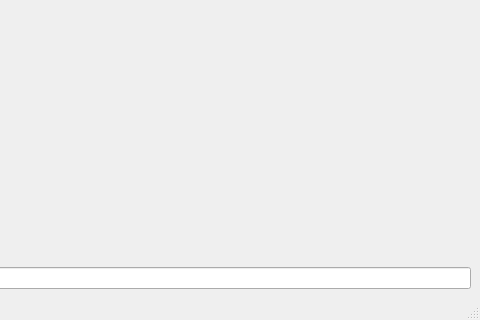
Before: the Qt Designer form ui/untitled.ui in Shadowik2306/BigApi, drawn with Qt 5; both pictures show x 122 to 602 and y 167 to 487 of the 602 by 487 pixel window.
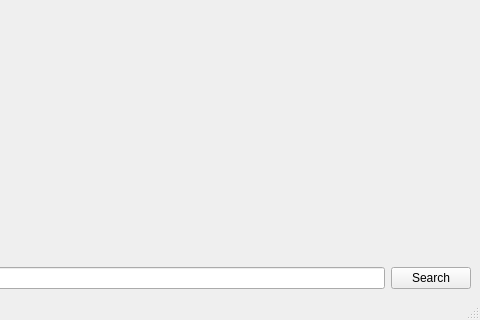
After: the same form once the commit is applied.

Diff of the .ui file:
```diff
--- a/ui/untitled.ui
+++ b/ui/untitled.ui
@@ -15,7 +15,7 @@
   </property>
   <widget class="QWidget" name="centralwidget">
    <layout class="QGridLayout" name="gridLayout_2">
-    <item row="0" column="0">
+    <item row="0" column="1">
      <layout class="QGridLayout" name="gridLayout">
       <item row="0" column="0">
        <widget class="QLabel" name="img">
@@ -34,6 +34,20 @@
         </property>
        </widget>
       </item>
+      <item row="1" column="1">
+       <widget class="QPushButton" name="search">
+        <property name="text">
+         <string>Search</string>
+        </property>
+       </widget>
+      </item>
+      <item row="0" column="0" colspan="2">
+       <widget class="QLabel" name="img">
+        <property name="text">
+         <string/>
+        </property>
+       </widget>
+      </item>
      </layout>
     </item>
    </layout>
```
Left out of the diff: 9 changed lines with no effect on the pictures.
